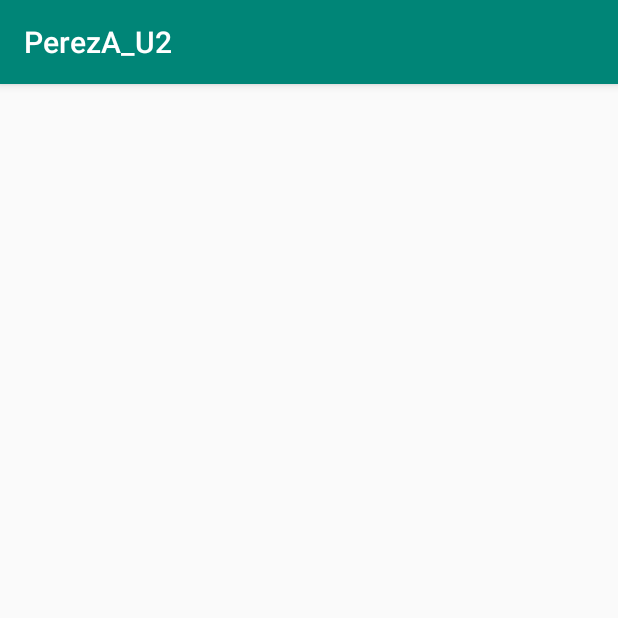
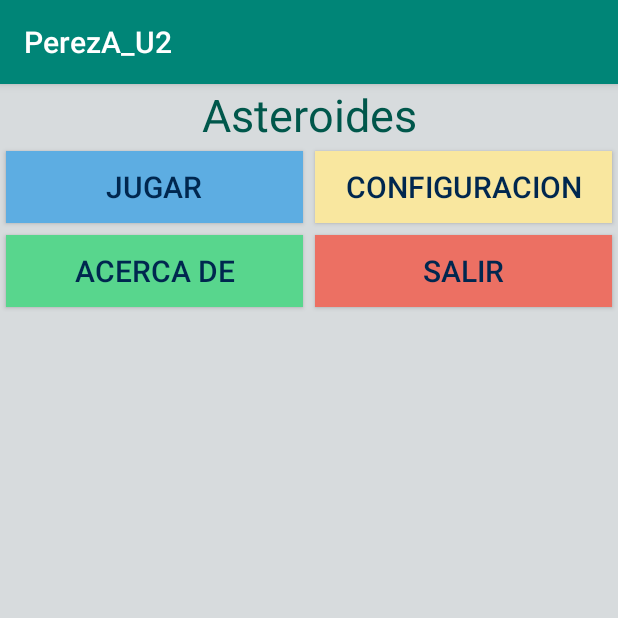
Before and after one commit to snksnake/PerezA_U2, an Android app: the fragment Tab1 shown on its own in the app's theme, on a phone screen of 412 x 824 dp, the top half of it. Run offline under Robolectric (Android 15) with nearby library versions, the phone set to English and light mode, and no system bars.

Commit message:
Asteroids screen added

```diff
--- a/app/src/main/res/layout/tab1_view.xml
+++ b/app/src/main/res/layout/tab1_view.xml
@@ -1,11 +1,82 @@
 <?xml version="1.0" encoding="utf-8"?>
-<android.support.constraint.ConstraintLayout
-    xmlns:android="http://schemas.android.com/apk/res/android" android:layout_width="match_parent"
-    android:layout_height="match_parent">
+<android.support.constraint.ConstraintLayout xmlns:android="http://schemas.android.com/apk/res/android"
+    android:layout_width="match_parent"
+    android:layout_height="match_parent"
+    android:background="@color/backgroundLayout">
 
-    <TextView
+    <LinearLayout
         android:layout_width="match_parent"
         android:layout_height="wrap_content"
-        android:text=""/>
+        android:orientation="vertical">
 
+        <LinearLayout
+            android:layout_width="match_parent"
+            android:layout_height="wrap_content">
+
+            <TextView
+                android:id="@+id/title"
+                style="@style/TittleStyles"
+                android:layout_width="match_parent"
+                android:layout_height="wrap_content"
+                android:gravity="center"
+                android:text="@string/asteroidstext" />
+        </LinearLayout>
+
+        <LinearLayout
+            android:layout_width="match_parent"
+            android:layout_height="wrap_content"
+            android:orientation="vertical">
+
+            <LinearLayout
+                android:layout_width="match_parent"
+                android:layout_height="wrap_content"
+                android:layout_weight="2"
+                android:orientation="horizontal">
+
+                <Button
+                    android:id="@+id/btn_play"
+                    style="@style/ButtonStyles"
+                    android:layout_width="match_parent"
+                    android:layout_height="wrap_content"
+                    android:layout_weight="1"
+                    android:background="@color/buttonPlay"
+                    android:text="@string/playtext" />
+
+                <Button
+                    android:id="@+id/btn_confi"
+                    style="@style/ButtonStyles"
+                    android:layout_width="match_parent"
+                    android:layout_height="wrap_content"
+                    android:layout_weight="1"
+                    android:background="@color/buttonConfig"
+                    android:text="@string/conftext" />
+            </LinearLayout>
+
+            <LinearLayout
+                android:layout_width="match_parent"
+                android:layout_height="wrap_content"
+                android:layout_weight="2"
+                android:orientation="horizontal">
+
+                <Button
+                    android:id="@+id/btn_about"
+                    style="@style/ButtonStyles"
+                    android:layout_width="match_parent"
+                    android:layout_height="wrap_content"
+                    android:layout_weight="1"
+                    android:background="@color/buttonAbout"
+                    android:text="@string/about" />
+
+                <Button
+                    android:id="@+id/btn_exit"
+                    style="@style/ButtonStyles"
+                    android:layout_width="match_parent"
+                    android:layout_height="wrap_content"
+                    android:layout_weight="1"
+                    android:background="@color/buttonExit"
+                    android:text="@string/exit" />
+            </LinearLayout>
+
+        </LinearLayout>
+    </LinearLayout>
 </android.support.constraint.ConstraintLayout>
--- a/app/src/main/res/values/colors.xml
+++ b/app/src/main/res/values/colors.xml
@@ -5,4 +5,11 @@
     <color name="colorAccent">#D81B60</color>
     <color name="darkScreencolor">#00274F</color>
     <color name="buttonBackground">#ff9966</color>
+
+    <color name="buttonPlay">#5DADE2</color>
+    <color name="buttonAbout">#58D68D</color>
+    <color name="buttonExit">#EC7063</color>
+    <color name="buttonConfig">#F9E79F</color>
+
+    <color name="backgroundLayout">#D7DBDD</color>
 </resources>
--- a/app/src/main/res/values/strings.xml
+++ b/app/src/main/res/values/strings.xml
@@ -1,3 +1,8 @@
 <resources>
     <string name="app_name">PerezA_U2</string>
+    <string name="asteroidstext">Asteroides</string>
+    <string name="playtext">Jugar</string>
+    <string name="conftext">Configuracion</string>
+    <string name="about">Acerca de</string>
+    <string name="exit">Salir</string>
 </resources>
--- a/app/src/main/res/values/styles.xml
+++ b/app/src/main/res/values/styles.xml
@@ -24,4 +24,16 @@
         <item name="android:padding">4dp</item>
     </style>
 
+    <style name="ButtonStyles">
+        <!-- Customize your theme here. -->
+        <item name="android:textSize">20dp</item>
+        <item name="android:textColor">@color/darkScreencolor</item>
+        <item name="android:layout_margin">4dp</item>
+    </style>
+
+    <style name="TittleStyles">
+        <!-- Customize your theme here. -->
+        <item name="android:textSize">30dp</item>
+        <item name="android:textColor">@color/colorPrimaryDark</item>
+    </style>
 </resources>
```
Also changed, not shown: app/src/main/java/fpa/pereza_u2/MainActivity.java (+5 -4 lines), app/src/main/java/fpa/pereza_u2/Tab4.java (+12 -5 lines), app/src/main/res/layout/tab4_view.xml (+61 -41 lines).
